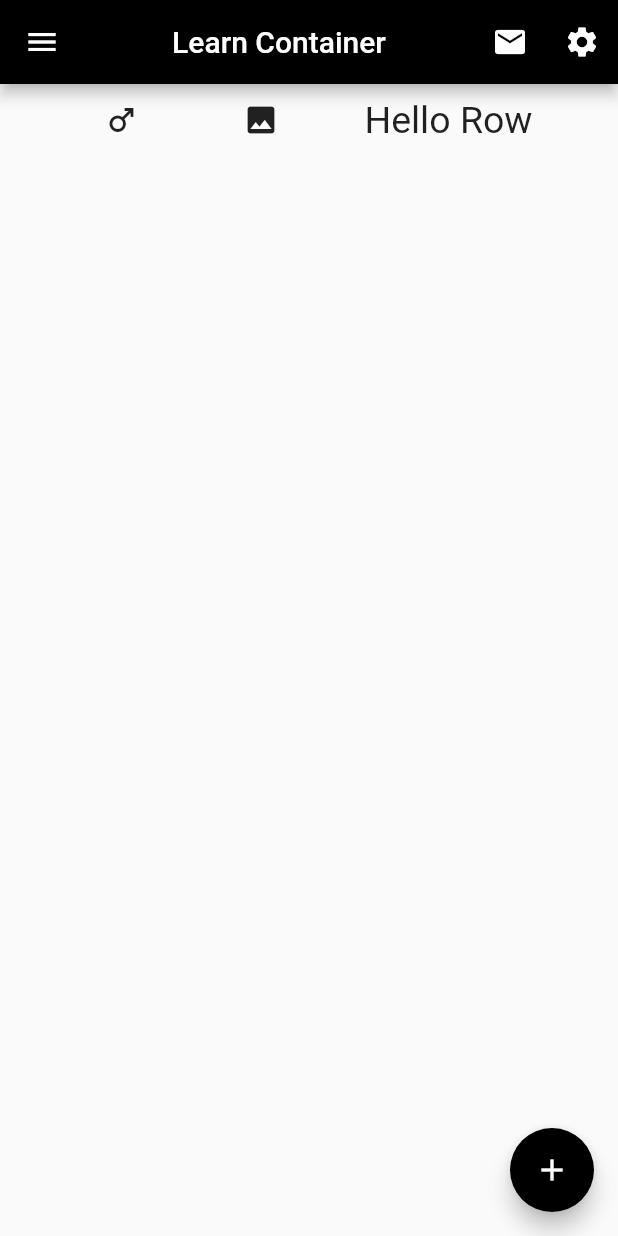
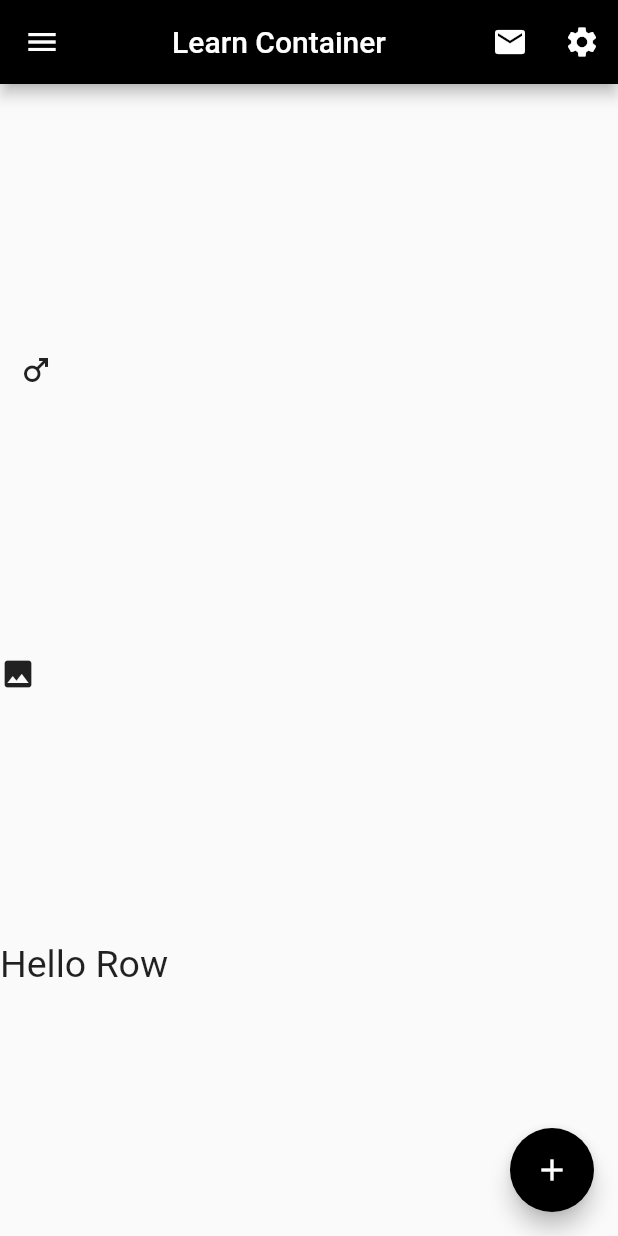
Before and after one commit to sumit007/flutter_learn, a Flutter app: the screen it shows after launch, on a phone screen of 412 x 824 dp. Run offline on Flutter 3.47's test engine with Material 2 defaults, Android fonts, the light colour scheme and no system bars.

Commit message:
column learning

```diff
--- a/lib/learn_row.dart
+++ b/lib/learn_row.dart
@@ -24,8 +24,9 @@ class LearnRow extends StatelessWidget {
             IconButton(onPressed: () {print("");}, icon: const Icon(Icons.settings))
           ],
         ),
-        body: Row(
+        body: Column(
           mainAxisAlignment: MainAxisAlignment.spaceEvenly,
+          crossAxisAlignment: CrossAxisAlignment.start,
           children: [
             IconButton(onPressed: () {print("");}, icon: const Icon(Icons.male_outlined)),
             const Icon(Icons.image),
```
